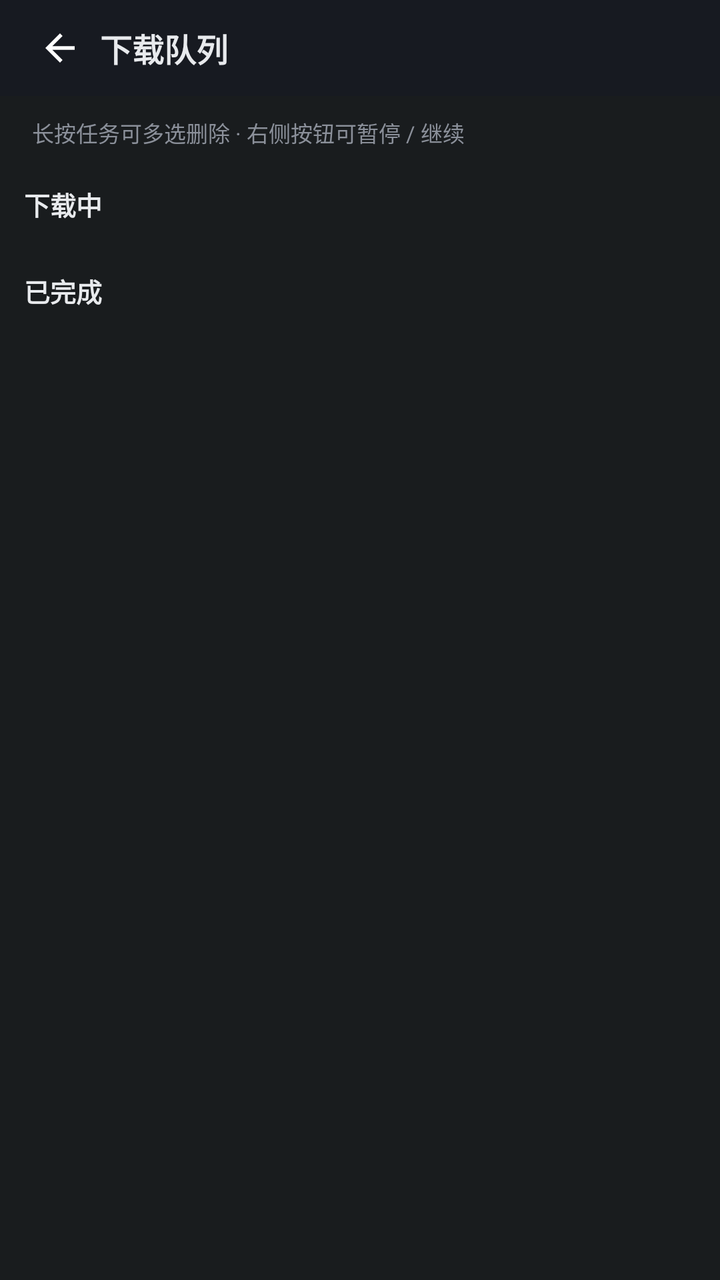
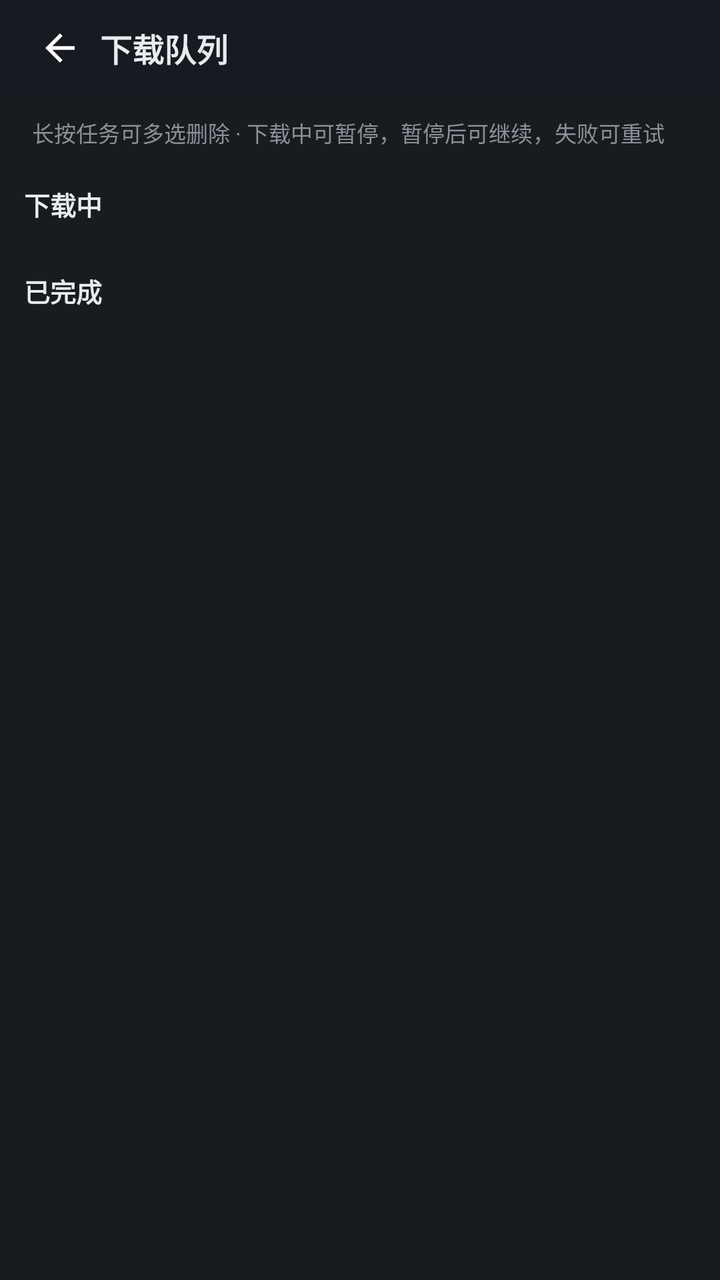

Two renders of the same Android screen: before a commit and after it. Below are the layout's source before the change and the commit's diff.
<!-- AndroidManifest.xml: application theme android:Theme.DeviceDefault.NoActionBar -->
<!-- res/layout/page_queue.xml -->
<?xml version="1.0" encoding="utf-8"?>
<LinearLayout xmlns:android="http://schemas.android.com/apk/res/android"
    android:layout_width="match_parent"
    android:layout_height="match_parent"
    android:orientation="vertical"
    android:tag="bg">

    <LinearLayout
        android:layout_width="match_parent"
        android:layout_height="48dp"
        android:orientation="horizontal"
        android:gravity="center_vertical"
        android:background="#171a21"
        android:tag="card"
        android:paddingStart="10dp"
        android:paddingEnd="16dp">
        <ImageButton
            android:id="@+id/dl_back"
            android:layout_width="40dp"
            android:layout_height="40dp"
            android:src="@drawable/ic_back"
            android:tag="icon"
            android:scaleType="fitCenter"
            android:padding="9dp"
            android:background="?android:attr/selectableItemBackgroundBorderless"
            android:contentDescription="返回" />
        <TextView
            android:layout_width="wrap_content"
            android:layout_height="wrap_content"
            android:text="下载队列"
            android:textColor="#e8eaed"
            android:tag="text"
            android:textSize="16sp"
            android:textStyle="bold" />
        <View
            android:layout_width="0dp"
            android:layout_height="1dp"
            android:layout_weight="1" />
        <TextView
            android:id="@+id/dl_count"
            android:layout_width="wrap_content"
            android:layout_height="wrap_content"
            android:text=""
            android:textColor="#8b909a"
            android:tag="dim"
            android:textSize="12sp" />
    </LinearLayout>

    <TextView
        android:layout_width="match_parent"
        android:layout_height="wrap_content"
        android:text="长按任务可多选删除 · 右侧按钮可暂停 / 继续"
        android:textColor="#8b909a"
        android:tag="dim"
        android:textSize="11sp"
        android:paddingStart="16dp"
        android:paddingEnd="16dp"
        android:paddingTop="10dp"
        android:paddingBottom="6dp" />

    <FrameLayout
        android:id="@+id/player_slot"
        android:layout_width="match_parent"
        android:layout_height="wrap_content" />

    <ScrollView
        android:layout_width="match_parent"
        android:layout_height="0dp"
        android:layout_weight="1"
        android:scrollbars="none">
        <LinearLayout
            android:layout_width="match_parent"
            android:layout_height="wrap_content"
            android:orientation="vertical"
            android:padding="12dp">

            <TextView
                android:layout_width="match_parent"
                android:layout_height="wrap_content"
                android:text="下载中"
                android:textColor="#e8eaed"
                android:tag="text"
                android:textSize="13sp"
                android:textStyle="bold"
                android:paddingBottom="6dp" />

            <androidx.recyclerview.widget.RecyclerView
                android:id="@+id/downloading_list"
                android:layout_width="match_parent"
                android:layout_height="wrap_content"
                android:nestedScrollingEnabled="false" />

            <TextView
                android:id="@+id/no_downloading"
                android:layout_width="match_parent"
                android:layout_height="wrap_content"
                android:text="暂无下载中任务"
                android:textColor="#8b909a"
                android:tag="dim"
                android:textSize="13sp"
                android:gravity="center"
                android:padding="20dp"
                android:visibility="gone" />

            <TextView
                android:layout_width="match_parent"
                android:layout_height="wrap_content"
                android:text="已完成"
                android:textColor="#e8eaed"
                android:tag="text"
                android:textSize="13sp"
                android:textStyle="bold"
                android:paddingTop="18dp"
                android:paddingBottom="6dp" />

            <androidx.recyclerview.widget.RecyclerView
                android:id="@+id/task_list"
                android:layout_width="match_parent"
                android:layout_height="wrap_content"
                android:nestedScrollingEnabled="false" />

            <TextView
                android:id="@+id/no_task"
                android:layout_width="match_parent"
                android:layout_height="wrap_content"
                android:text="暂无已完成下载"
                android:textColor="#8b909a"
                android:tag="dim"
                android:textSize="13sp"
                android:gravity="center"
                android:padding="20dp"
                android:visibility="gone" />
        </LinearLayout>
    </ScrollView>
</LinearLayout>
<!-- resources referenced by this layout -->
<resources>
  <!-- drawable ic_back (drawable) -->
  <?xml version="1.0" encoding="utf-8"?>
  <vector xmlns:android="http://schemas.android.com/apk/res/android"
      android:width="24dp"
      android:height="24dp"
      android:viewportWidth="24"
      android:viewportHeight="24">
      <path
          android:fillColor="#FFFFFFFF"
          android:pathData="M20,11H7.83l5.59,-5.59L12,4l-8,8 8,8 1.41,-1.41L7.83,13H20v-2z" />
  </vector>
</resources>

<!-- the commit's change to res/layout/page_queue.xml (unified diff, before → after) -->
@@ -49,7 +49,7 @@
     <TextView
         android:layout_width="match_parent"
         android:layout_height="wrap_content"
-        android:text="长按任务可多选删除 · 右侧按钮可暂停 / 继续"
+        android:text="长按任务可多选删除 · 下载中可暂停，暂停后可继续，失败可重试"
         android:textColor="#8b909a"
         android:tag="dim"
         android:textSize="11sp"
